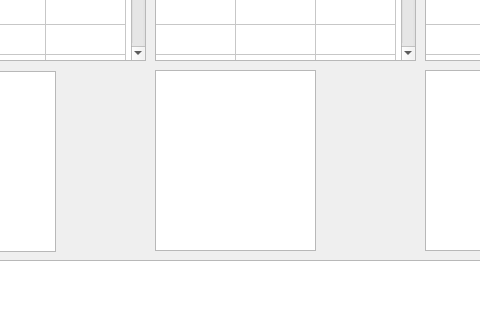
marshallslee/cryptocurrency-quotes, file CDlgMain.ui: the form before one commit; both pictures show x 215 to 695 and y 540 to 860 of the 918 by 989 pixel window.
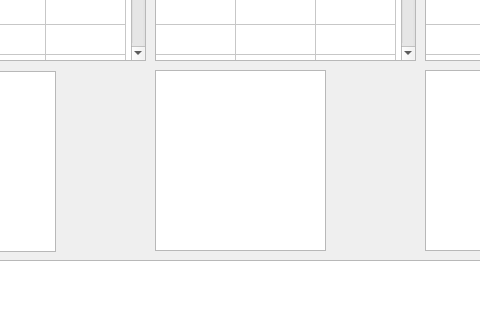
The form after the commit.

Commit message: 바이낸스 pair list 불러오기

```diff
--- a/CDlgMain.ui
+++ b/CDlgMain.ui
@@ -301,20 +301,20 @@
      </font>
     </property>
    </widget>
-   <widget class="QListView" name="binancePairList">
+   <widget class="QListView" name="binanceFuturesPairList">
     <property name="geometry">
      <rect>
-      <x>370</x>
+      <x>640</x>
       <y>610</y>
-      <width>161</width>
+      <width>171</width>
       <height>181</height>
      </rect>
     </property>
    </widget>
-   <widget class="QListView" name="binanceFuturesPairList">
+   <widget class="QListWidget" name="binancePairList">
     <property name="geometry">
      <rect>
-      <x>640</x>
+      <x>370</x>
       <y>610</y>
       <width>171</width>
       <height>181</height>
```
The commit also changes 4 other files.
